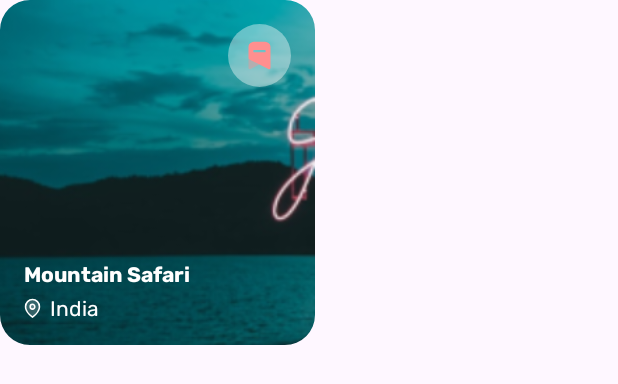
After one commit to tanimul/GoZa_TA, an Android app: the layout item_recommended.xml on its own in the app's theme, with its tools: preview values and no code run, on a phone screen of 412 x 824 dp. The commit adds this screen. Shown: the top 384 px of the screen. Run offline under Robolectric (Android 15) with nearby library versions, the phone set to English and light mode, and no system bars.

Commit message:
Recommended api implemented.

```diff
--- /dev/null
+++ b/app/src/main/res/layout/item_recommended.xml
@@ -0,0 +1,83 @@
+<?xml version="1.0" encoding="utf-8"?>
+<layout xmlns:android="http://schemas.android.com/apk/res/android"
+    xmlns:app="http://schemas.android.com/apk/res-auto"
+    xmlns:tools="http://schemas.android.com/tools">
+
+    <data>
+
+        <variable
+            name="item"
+            type="com.tanimul.goza_ta.common.domain.model.Recommended" />
+
+        <variable
+            name="viewModel"
+            type="com.tanimul.goza_ta.presentations.fragments.home.presentations.HomeViewModel" />
+    </data>
+
+    <androidx.constraintlayout.widget.ConstraintLayout
+        android:layout_width="wrap_content"
+        android:layout_height="wrap_content"
+        android:onClick="@{()-> viewModel.selectedPlace(item)}"
+        android:paddingEnd="@dimen/padding_size_16dp">
+
+        <com.google.android.material.imageview.ShapeableImageView
+            android:id="@+id/iv_location"
+            imageUrl="@{item.heroImage}"
+            android:layout_width="210dp"
+            android:layout_height="230dp"
+            android:scaleType="centerCrop"
+            app:layout_constraintStart_toStartOf="parent"
+            app:layout_constraintTop_toTopOf="parent"
+            app:shapeAppearanceOverlay="@style/ShapeAppearance.CornerSize20"
+            tools:ignore="ContentDescription"
+            tools:src="@drawable/location" />
+
+        <ImageView
+            android:id="@+id/iv_bookMark"
+            android:layout_width="42dp"
+            android:layout_height="42dp"
+            android:layout_margin="16dp"
+            android:background="@drawable/background_bookmark"
+            android:padding="10dp"
+            android:src="@drawable/ic_bookmark"
+            app:layout_constraintEnd_toEndOf="parent"
+            app:layout_constraintTop_toTopOf="parent"
+            tools:ignore="ContentDescription" />
+
+        <TextView
+            android:id="@+id/tv_locationName"
+            android:layout_width="wrap_content"
+            android:layout_height="wrap_content"
+            android:layout_marginHorizontal="@dimen/margin_size_16dp"
+            android:layout_marginBottom="@dimen/margin_size_6dp"
+            android:fontFamily="@font/rubik_bold"
+            android:includeFontPadding="false"
+            android:maxLines="1"
+            android:text="@{item.propertyName}"
+            android:textColor="@color/white"
+            android:textSize="14sp"
+            app:layout_constraintBottom_toTopOf="@id/tv_countryName"
+            app:layout_constraintStart_toStartOf="parent"
+            tools:text="Mountain Safari" />
+
+        <TextView
+            android:id="@+id/tv_countryName"
+            android:layout_width="wrap_content"
+            android:layout_height="wrap_content"
+            android:layout_marginHorizontal="@dimen/margin_size_16dp"
+            android:layout_marginBottom="@dimen/margin_size_16dp"
+            android:drawablePadding="6dp"
+            android:fontFamily="@font/rubik_regular"
+            android:includeFontPadding="false"
+            android:maxLines="1"
+            android:text="@{item.location}"
+            android:textColor="@color/white"
+            android:textSize="14sp"
+            app:drawableStartCompat="@drawable/ic_map_pin"
+            app:layout_constraintBottom_toBottomOf="parent"
+            app:layout_constraintStart_toStartOf="parent"
+            tools:text="India" />
+
+
+    </androidx.constraintlayout.widget.ConstraintLayout>
+</layout>
--- a/app/src/main/res/values/colors.xml
+++ b/app/src/main/res/values/colors.xml
@@ -8,4 +8,5 @@
     <color name="color_868686">#868686</color>
     <color name="color_2d303a">#2D303A</color>
     <color name="color_dbdbdb">#DBDBDB</color>
+    <color name="color_f88264">#F88264</color>
 </resources>
--- a/app/src/main/res/values/themes.xml
+++ b/app/src/main/res/values/themes.xml
@@ -12,6 +12,11 @@
     <style name="ShapeAppearanceOverlay.CornerSize20Percent" parent="">
         <item name="cornerSize">20%</item>
         <item name="cornerFamily">rounded</item>
+    </style>
+
+    <style name="ShapeAppearance.CornerSize20" parent="">
+        <item name="cornerFamily">rounded</item>
+        <item name="cornerSize">20dp</item>
     </style>
 
     <style name="BottomNavigationView" parent="Widget.MaterialComponents.BottomNavigationView">
```
Also changed, not shown: app/src/main/java/com/tanimul/goza_ta/presentations/fragments/home/data/HomeRepositoryImpl.kt (added, +27 -0 lines), app/src/main/java/com/tanimul/goza_ta/presentations/fragments/home/domain/repository/HomeRepository.kt (added, +9 -0 lines), app/src/main/java/com/tanimul/goza_ta/presentations/fragments/home/domain/usecase/RecommendedUseCase.kt (added, +21 -0 lines), app/src/main/java/com/tanimul/goza_ta/presentations/fragments/home/presentations/HomeFragment.kt (added, +44 -0 lines), app/src/main/java/com/tanimul/goza_ta/presentations/fragments/home/presentations/HomeViewModel.kt (added, +129 -0 lines), app/src/main/java/com/tanimul/goza_ta/presentations/fragments/home/presentations/RecommendedAdapter.kt (added, +60 -0 lines), app/src/main/res/navigation/flow_nav_graph.xml (+26 -6 lines).
